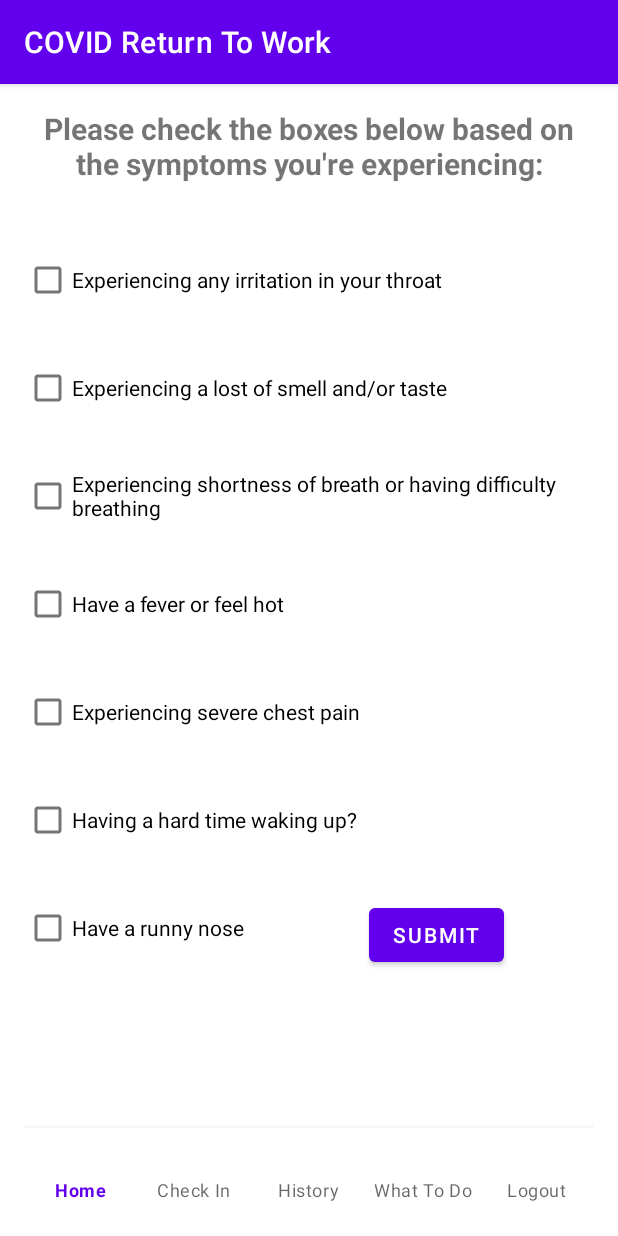
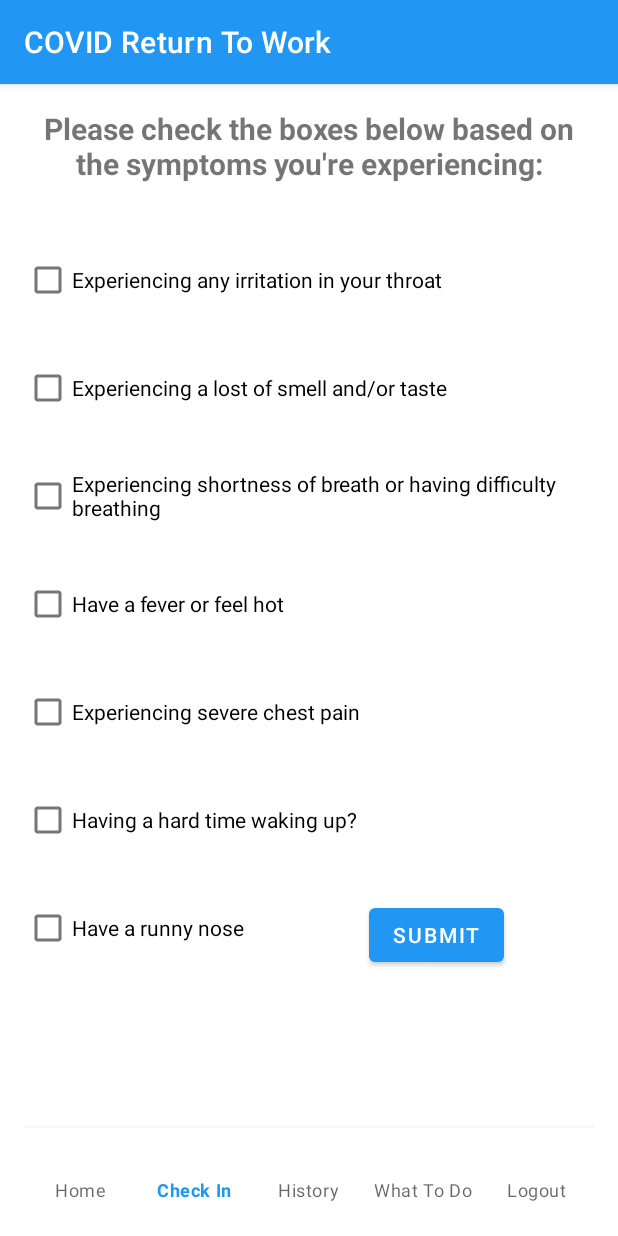
Before and after one commit to hammad-22/COVID_return_to_work, an Android app: the HomeFragment screen opened directly, with no data from a screen before it, item 2 of the bottom bar chosen, on a phone screen of 412 x 824 dp. Run offline under Robolectric (Android 15) with nearby library versions, the phone set to English and light mode, and no system bars; our stand-ins replace Firebase (no records; nobody signed in at launch, a user with empty details on screens opened directly).

Commit message:
change display

```diff
--- a/COVIDReturnToWork/app/src/main/java/com/example/covidreturntowork/CheckinFragment.kt
+++ b/COVIDReturnToWork/app/src/main/java/com/example/covidreturntowork/CheckinFragment.kt
@@ -40,6 +40,7 @@ class CheckinFragment : AppCompatActivity() {
         mUserReference = uid?.let { mDatabaseReference!!.child(it) }
 
         val bottomNavigationView = findViewById<BottomNavigationView>(R.id.bottom_navigation)
+        bottomNavigationView.selectedItemId = R.id.navigation_checkIn
         bottomNavigationView.setOnNavigationItemSelectedListener{
             when(it.itemId) {
                 R.id.navigation_home -> {
@@ -58,10 +59,6 @@ class CheckinFragment : AppCompatActivity() {
                     val intent = Intent(this, LogoutFragment::class.java)
                     startActivity(intent)
                 }
-                R.id.navigation_checkIn -> {
-                    val intent = Intent(this, CheckinFragment::class.java)
-                    startActivity(intent)
-                }
             }
             overridePendingTransition(0,0)
             true
@@ -69,7 +66,7 @@ class CheckinFragment : AppCompatActivity() {
 
         buttonSubmit = findViewById(R.id.submitButton)
         buttonSubmit.setOnClickListener { addResult() }
-        setRequestedOrientation(ActivityInfo.SCREEN_ORIENTATION_PORTRAIT);
+        requestedOrientation = ActivityInfo.SCREEN_ORIENTATION_PORTRAIT
 
     }
 
--- a/COVIDReturnToWork/app/src/main/java/com/example/covidreturntowork/HomeActivity.kt
+++ b/COVIDReturnToWork/app/src/main/java/com/example/covidreturntowork/HomeActivity.kt
@@ -14,6 +14,7 @@ class HomeActivity : AppCompatActivity() {
         setContentView(R.layout.activity_home)
 
         val bottomNavigationView = findViewById<BottomNavigationView>(R.id.bottom_navigation)
+        bottomNavigationView.selectedItemId = R.id.navigation_home
         bottomNavigationView.setOnNavigationItemSelectedListener{
             when(it.itemId) {
                 R.id.navigation_home -> {
@@ -38,10 +39,9 @@ class HomeActivity : AppCompatActivity() {
                 }
             }
             overridePendingTransition(0,0)
-            setRequestedOrientation(ActivityInfo.SCREEN_ORIENTATION_PORTRAIT);
-
             true
         }
+        requestedOrientation = ActivityInfo.SCREEN_ORIENTATION_PORTRAIT
 
     }
 
--- a/COVIDReturnToWork/app/src/main/java/com/example/covidreturntowork/HomeFragment.kt
+++ b/COVIDReturnToWork/app/src/main/java/com/example/covidreturntowork/HomeFragment.kt
@@ -19,12 +19,9 @@ class HomeFragment : AppCompatActivity() {
         setContentView(R.layout.fragment_home)
 
         val bottomNavigationView = findViewById<BottomNavigationView>(R.id.bottom_navigation)
+        bottomNavigationView.selectedItemId = R.id.navigation_home
         bottomNavigationView.setOnNavigationItemSelectedListener{
             when(it.itemId) {
-                R.id.navigation_home -> {
-                    val intent = Intent(this, HomeFragment::class.java)
-                    startActivity(intent)
-                }
                 R.id.navigation_whatToDo -> {
                     val intent = Intent(this, WTDFragment::class.java)
                     startActivity(intent)
@@ -43,10 +40,8 @@ class HomeFragment : AppCompatActivity() {
                 }
             }
             overridePendingTransition(0,0)
-            setRequestedOrientation(ActivityInfo.SCREEN_ORIENTATION_PORTRAIT);
-
             true
         }
-
+        requestedOrientation = ActivityInfo.SCREEN_ORIENTATION_PORTRAIT
     }
 }
--- a/COVIDReturnToWork/app/src/main/java/com/example/covidreturntowork/LogoutFragment.kt
+++ b/COVIDReturnToWork/app/src/main/java/com/example/covidreturntowork/LogoutFragment.kt
@@ -31,7 +31,7 @@ class LogoutFragment : AppCompatActivity() {
             val intent = Intent(this, HomeFragment::class.java)
             startActivity(intent)
         }
-        setRequestedOrientation(ActivityInfo.SCREEN_ORIENTATION_PORTRAIT);
+        requestedOrientation = ActivityInfo.SCREEN_ORIENTATION_PORTRAIT
 
     }
 }
--- a/COVIDReturnToWork/app/src/main/java/com/example/covidreturntowork/MainActivity.kt
+++ b/COVIDReturnToWork/app/src/main/java/com/example/covidreturntowork/MainActivity.kt
@@ -24,7 +24,7 @@ class MainActivity : AppCompatActivity() {
             val intent = Intent(this@MainActivity, LoginActivity::class.java)
             startActivity(intent)
         }
-        setRequestedOrientation(ActivityInfo.SCREEN_ORIENTATION_PORTRAIT);
+        requestedOrientation = ActivityInfo.SCREEN_ORIENTATION_PORTRAIT
 
     }
 
--- a/COVIDReturnToWork/app/src/main/res/layout/activity_main.xml
+++ b/COVIDReturnToWork/app/src/main/res/layout/activity_main.xml
@@ -1,11 +1,12 @@
 <?xml version="1.0" encoding="utf-8"?>
 <LinearLayout xmlns:android="http://schemas.android.com/apk/res/android"
+    xmlns:app="http://schemas.android.com/apk/res-auto"
     xmlns:tools="http://schemas.android.com/tools"
     android:layout_width="match_parent"
     android:layout_height="match_parent"
+    android:gravity="center_vertical"
     android:orientation="vertical"
     android:padding="16dp"
-    android:gravity="center_vertical"
     tools:context="com.example.covidreturntowork.MainActivity">
 
     <Button
@@ -13,10 +14,11 @@
         android:layout_width="match_parent"
         android:layout_height="wrap_content"
         android:text="@string/register" />
+
     <Button
         android:id="@+id/login"
         android:layout_width="match_parent"
         android:layout_height="wrap_content"
-        android:text="@string/login"/>
+        android:text="@string/login" />
 
 </LinearLayout>
--- a/COVIDReturnToWork/app/src/main/res/values/colors.xml
+++ b/COVIDReturnToWork/app/src/main/res/values/colors.xml
@@ -1,8 +1,8 @@
 <?xml version="1.0" encoding="utf-8"?>
 <resources>
-    <color name="purple_200">#FFBB86FC</color>
-    <color name="purple_500">#FF6200EE</color>
-    <color name="purple_700">#FF3700B3</color>
+    <color name="purple_200">#2196F3</color>
+    <color name="purple_500">#2196F3</color>
+    <color name="purple_700">#2196F3</color>
     <color name="teal_200">#FF03DAC5</color>
     <color name="teal_700">#FF018786</color>
     <color name="black">#FF000000</color>
--- a/COVIDReturnToWork/app/src/main/res/values/themes.xml
+++ b/COVIDReturnToWork/app/src/main/res/values/themes.xml
@@ -1,6 +1,7 @@
 <resources xmlns:tools="http://schemas.android.com/tools">
     <!-- Base application theme. -->
-    <style name="Theme.COVIDReturnToWork" parent="Theme.MaterialComponents.DayNight.DarkActionBar">
+    <style name="Theme.COVIDReturnToWork"
+        parent="Theme.MaterialComponents.DayNight.DarkActionBar">
         <!-- Primary brand color. -->
         <item name="colorPrimary">@color/purple_500</item>
         <item name="colorPrimaryVariant">@color/purple_700</item>
```
Also changed, not shown: COVIDReturnToWork/app/src/main/java/com/example/covidreturntowork/HistoryFragment.kt (+4 -7 lines), COVIDReturnToWork/app/src/main/java/com/example/covidreturntowork/WTDFragment.kt (+3 -5 lines).
